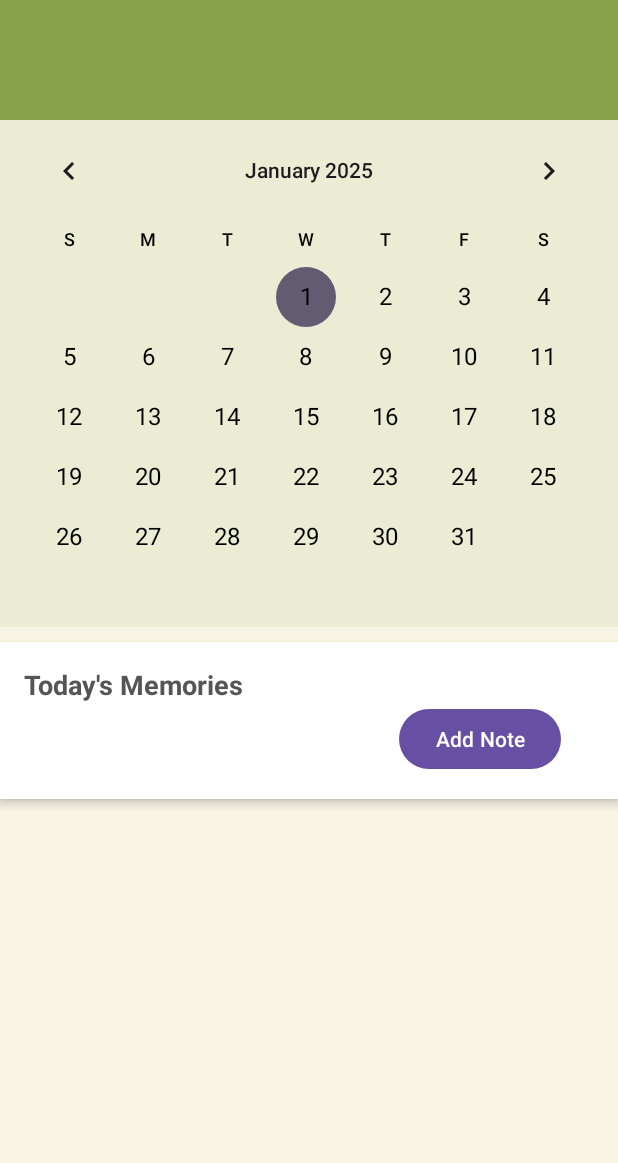
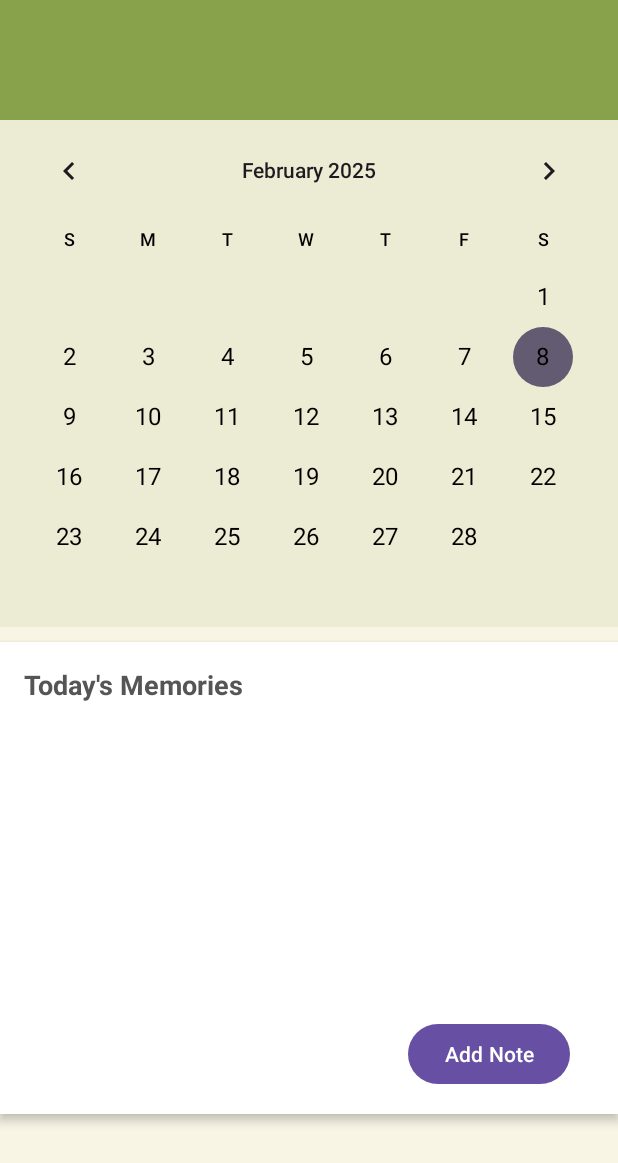
Before and after one commit to katoki001/FeelSyncApp, an Android app: the CalendarActivity screen opened directly, with no data from a screen before it, on a phone screen of 412 x 824 dp. Shown: the top 1163 px of the screen. Run offline under Robolectric (Android 15) with nearby library versions, the phone set to English and light mode, and no system bars; our stand-ins replace Firebase (no records; nobody signed in at launch, a user with empty details on screens opened directly).

Commit message:
changes in code

```diff
--- a/app/src/main/java/com/example/feelsync/CalendarActivity.java
+++ b/app/src/main/java/com/example/feelsync/CalendarActivity.java
@@ -1,7 +1,9 @@
 package com.example.feelsync;
 
 import android.annotation.SuppressLint;
+import android.app.Activity;
 import android.content.Intent;
+import android.graphics.Color;
 import android.os.Bundle;
 import android.util.Log;
 import android.view.View;
@@ -11,21 +13,35 @@ import android.widget.Toast;
 
 import androidx.annotation.NonNull;
 import androidx.appcompat.app.AppCompatActivity;
-
+import androidx.recyclerview.widget.LinearLayoutManager;
+import androidx.recyclerview.widget.RecyclerView;
 
 import com.example.proglish2.R;
+import com.google.firebase.database.DataSnapshot;
+import com.google.firebase.database.DatabaseError;
 import com.google.firebase.database.DatabaseReference;
 import com.google.firebase.database.FirebaseDatabase;
+import com.google.firebase.database.ValueEventListener;
 
 import java.text.SimpleDateFormat;
+import java.util.ArrayList;
 import java.util.Calendar;
+import java.util.HashMap;
 import java.util.Locale;
+import java.util.Map;
 
 public class CalendarActivity extends AppCompatActivity {
-    CalendarView calendarView;
-    Calendar calendar;
-    FirebaseDatabase firebaseDatabase;
-    DatabaseReference databaseReference;
+    private CalendarView calendarView;
+    private Calendar calendar;
+    private FirebaseDatabase firebaseDatabase;
+    private DatabaseReference databaseReference;
+    private Button addNoteButton;
+    private RecyclerView recyclerView;
+    private NoteAdapter noteAdapter;
+    private ArrayList<Note> notesList;
+    private Map<String, String> dateColorMap;
+    private String selectedDate;
+    private static final int ADD_NOTE_REQUEST = 1;
 
     @SuppressLint("MissingInflatedId")
     @Override
@@ -33,78 +49,89 @@ public class CalendarActivity extends AppCompatActivity {
         super.onCreate(savedInstanceState);
         setContentView(R.layout.activity_calendar);
 
-        Button add_note_button;
-
+        // Initialize Views
         calendarView = findViewById(R.id.calenderView);
+        addNoteButton = findViewById(R.id.add_note_button);
+        recyclerView = findViewById(R.id.recyclerView);
         calendar = Calendar.getInstance();
-
-        add_note_button = findViewById(R.id.add_note_button);
-        add_note_button.setOnClickListener(new View.OnClickListener() {
-            @Override
-            public void onClick(View v) {
-                Log.d("CalendarActivity", "Add Note button clicked.");
-
-                // Get the selected date from the CalendarView
-                long selectedDateMillis = calendarView.getDate();
-                SimpleDateFormat sdf = new SimpleDateFormat("dd/MM/yyyy", Locale.getDefault());
-                String selectedDate = sdf.format(selectedDateMillis);
-
-                // Start AddNoteActivity and pass the selected date
-                Intent intent = new Intent(CalendarActivity.this, AddNoteActivity.class);
-                intent.putExtra("SELECTED_DATE", selectedDate);
-                startActivity(intent);
-            }
-        });
-
-
 
         // Initialize Firebase
         firebaseDatabase = FirebaseDatabase.getInstance();
-        databaseReference = firebaseDatabase.getReference("dates");
+        databaseReference = firebaseDatabase.getReference("notes");
 
-        setDate(1, 1, 2025);
-        getDate();
+        // Setup RecyclerView
+        notesList = new ArrayList<>();
+        noteAdapter = new NoteAdapter(notesList);
+        recyclerView.setLayoutManager(new LinearLayoutManager(this));
+        recyclerView.setAdapter(noteAdapter);
 
-        calendarView.setOnDateChangeListener(new CalendarView.OnDateChangeListener() {
+        // Map to store colors for dates
+        dateColorMap = new HashMap<>();
+
+        // Get current date
+        selectedDate = getCurrentDate();
+
+        // Load notes from Firebase
+        loadNotesFromFirebase();
+
+        // Open AddNoteActivity with selected date
+        addNoteButton.setOnClickListener(v -> openAddNoteActivity());
+
+        // Change selected date and load notes for that date
+        calendarView.setOnDateChangeListener((view, year, month, dayOfMonth) -> {
+            selectedDate = dayOfMonth + "/" + (month + 1) + "/" + year;
+            loadNotesFromFirebase();
+        });
+    }
+
+    private void openAddNoteActivity() {
+        Intent intent = new Intent(CalendarActivity.this, AddNoteActivity.class);
+        intent.putExtra("SELECTED_DATE", selectedDate);
+        startActivityForResult(intent, ADD_NOTE_REQUEST);
+    }
+
+    private String getCurrentDate() {
+        SimpleDateFormat sdf = new SimpleDateFormat("dd/MM/yyyy", Locale.getDefault());
+        return sdf.format(calendarView.getDate());
+    }
+
+    // Load notes from Firebase
+    private void loadNotesFromFirebase() {
+        databaseReference.addValueEventListener(new ValueEventListener() {
             @Override
-            public void onSelectedDayChange(@NonNull CalendarView view, int year, int month, int dayOfMonth) {
-                // Display selected date
-                String selectedDate = dayOfMonth + "/" + (month + 1) + "/" + year;
-                Toast.makeText(CalendarActivity.this, selectedDate, Toast.LENGTH_SHORT).show();
+            public void onDataChange(@NonNull DataSnapshot snapshot) {
+                notesList.clear();
+                dateColorMap.clear();
 
-                // Save the selected date to Firebase
-                saveDateToFirebase(selectedDate);
+                for (DataSnapshot noteSnapshot : snapshot.getChildren()) {
+                    Note note = noteSnapshot.getValue(Note.class);
+                    if (note != null) {
+                        notesList.add(note);
+                        dateColorMap.put(note.date, note.emotion);
+                    }
+                }
+                noteAdapter.notifyDataSetChanged();
+                updateCalendarColors();
+            }
+
+            @Override
+            public void onCancelled(@NonNull DatabaseError error) {
+                Log.e("CalendarActivity", "Failed to load notes", error.toException());
             }
         });
     }
 
-    public void getDate() {
-        long date = calendarView.getDate();
-        SimpleDateFormat simpleDateFormat = new SimpleDateFormat("dd/MM/yy", Locale.getDefault());
-        calendar.setTimeInMillis(date);
-        String selected_data = simpleDateFormat.format(calendar.getTime());
-        Toast.makeText(this, selected_data, Toast.LENGTH_SHORT).show();
+    // Change calendar day colors based on selected emotion
+    private void updateCalendarColors() {
+        for (Map.Entry<String, String> entry : dateColorMap.entrySet()) {
+            String color = entry.getValue();
+            if (color.contains("Red")) {
+                calendarView.setBackgroundColor(Color.RED);
+            } else if (color.contains("Blue")) {
+                calendarView.setBackgroundColor(Color.BLUE);
+            } else if (color.contains("Green")) {
+                calendarView.setBackgroundColor(Color.GREEN);
+            }
+        }
     }
-
-    public void setDate(int day, int month, int year) {
-        calendar.set(Calendar.YEAR, year);
-        calendar.set(Calendar.MONTH, month - 1);
-        calendar.set(Calendar.DAY_OF_MONTH, day);
-        long milli = calendar.getTimeInMillis();
-        calendarView.setDate(milli);
-    }
-
-    // Method to save selected date to Firebase
-    private void saveDateToFirebase(String date) {
-        String id = databaseReference.push().getKey(); // Generate a unique key for each entry
-        if (id != null) {
-            // Save date under the unique key
-            databaseReference.child(id).setValue(date).addOnCompleteListener(task -> {
-                if (task.isSuccessful()) {
-                    Toast.makeText(CalendarActivity.this, "Date saved to Firebase", Toast.LENGTH_SHORT).show();
-                } else {
-                    Toast.makeText(CalendarActivity.this, "Failed to save date", Toast.LENGTH_SHORT).show();
-                }});}}
-
-
 }
--- /dev/null
+++ b/app/src/main/java/com/example/feelsync/NoteAdapter.java
@@ -0,0 +1,67 @@
+package com.example.feelsync;
+
+import android.graphics.Color;
+import android.view.LayoutInflater;
+import android.view.View;
+import android.view.ViewGroup;
+import android.widget.TextView;
+
+import androidx.annotation.NonNull;
+import androidx.recyclerview.widget.RecyclerView;
+
+import com.example.proglish2.R;
+
+import java.util.List;
+
+public class NoteAdapter extends RecyclerView.Adapter<NoteAdapter.NoteViewHolder> {
+    private List<Note> notesList;
+
+    public NoteAdapter(List<Note> notesList) {
+        this.notesList = notesList;
+    }
+
+    @NonNull
+    @Override
+    public NoteViewHolder onCreateViewHolder(@NonNull ViewGroup parent, int viewType) {
+        View view = LayoutInflater.from(parent.getContext()).inflate(R.layout.item_note, parent, false);
+        return new NoteViewHolder(view);
+    }
+
+    @Override
+    public void onBindViewHolder(@NonNull NoteViewHolder holder, int position) {
+        Note note = notesList.get(position);
+        holder.dateTextView.setText(note.date);
+        holder.emotionTextView.setText(note.emotion);
+        holder.noteTextView.setText(note.note);
+
+        // Set text color based on emotion
+        holder.emotionTextView.setTextColor(getColorFromEmotion(note.emotion));
+    }
+
+    @Override
+    public int getItemCount() {
+        return notesList.size();
+    }
+
+    static class NoteViewHolder extends RecyclerView.ViewHolder {
+        TextView dateTextView, emotionTextView, noteTextView;
+
+        public NoteViewHolder(@NonNull View itemView) {
+            super(itemView);
+            dateTextView = itemView.findViewById(R.id.date_text);
+            emotionTextView = itemView.findViewById(R.id.emotion_text);
+            noteTextView = itemView.findViewById(R.id.note_text);
+        }
+    }
+
+    private int getColorFromEmotion(String emotion) {
+        switch (emotion) {
+            case "Red/Angry": return Color.RED;
+            case "Blue/Sad": return Color.BLUE;
+            case "Green/Calm": return Color.GREEN;
+            case "Pink/Lovely": return Color.MAGENTA;
+            case "Yellow/Happy": return Color.YELLOW;
+            default: return Color.BLACK;
+        }
+    }
+}
--- a/app/src/main/res/layout/activity_calendar.xml
+++ b/app/src/main/res/layout/activity_calendar.xml
@@ -1,3 +1,4 @@
+<?xml version="1.0" encoding="utf-8"?>
 <LinearLayout xmlns:android="http://schemas.android.com/apk/res/android"
     xmlns:app="http://schemas.android.com/apk/res-auto"
     xmlns:tools="http://schemas.android.com/tools"
@@ -33,15 +34,13 @@
         android:background="#1088A24C"
         android:weekDayTextAppearance="@color/black"
         android:dateTextAppearance="@style/CustomCalendarStyle"
-    android:contentDescription="Calendar View" />
-
+        android:contentDescription="Calendar View" />
 
     <!-- Today Section -->
     <LinearLayout
         android:id="@+id/today_section"
         android:layout_width="match_parent"
         android:layout_height="wrap_content"
-        android:layout_alignParentBottom="true"
         android:layout_marginBottom="10dp"
         android:background="#FFFFFF"
         android:elevation="4dp"
@@ -58,13 +57,24 @@
             android:textSize="18sp"
             android:textStyle="bold" />
 
+        <!-- RecyclerView for Notes -->
+        <androidx.recyclerview.widget.RecyclerView
+            android:id="@+id/recyclerView"
+            android:layout_width="match_parent"
+            android:layout_height="200dp"
+            android:scrollbars="vertical"
+            android:paddingTop="8dp"
+            android:paddingBottom="8dp"
+            app:layoutManager="androidx.recyclerview.widget.LinearLayoutManager"/>
+
         <!-- Add Button -->
         <Button
             android:id="@+id/add_note_button"
             android:layout_width="wrap_content"
             android:layout_height="wrap_content"
             android:text="Add Note"
-            android:layout_marginLeft="250dp"/>
-
+            android:layout_gravity="right"
+            android:layout_marginTop="10dp"
+            android:layout_marginEnd="16dp"/>
     </LinearLayout>
 </LinearLayout>
--- a/app/src/main/res/layout/activity_mainpage.xml
+++ b/app/src/main/res/layout/activity_mainpage.xml
@@ -23,7 +23,7 @@
         android:layout_height="wrap_content"
         android:layout_margin="8dp"
         android:text="Settings"
-        app:layout_constraintStart_toStartOf="parent"
+        app:layout_constraintStart_toStartOf="@id/Instructionbtn"
         app:layout_constraintEnd_toEndOf="parent"
         app:layout_constraintBottom_toTopOf="@+id/Aibtn" />
 
--- a/app/src/main/res/layout/activity_settings.xml
+++ b/app/src/main/res/layout/activity_settings.xml
@@ -44,6 +44,7 @@
                 android:src="@drawable/user" />
 
             <TextView
+                android:id="@+id/user_name"
                 android:layout_width="wrap_content"
                 android:layout_height="wrap_content"
                 android:layout_marginTop="10dp"
@@ -53,6 +54,7 @@
                 android:textStyle="bold" />
 
             <androidx.appcompat.widget.AppCompatButton
+                android:id="@+id/edit_profile"
                 android:layout_width="wrap_content"
                 android:layout_height="40dp"
                 android:layout_marginTop="20dp"
--- a/build.gradle
+++ b/build.gradle
@@ -5,6 +5,7 @@ buildscript {
     }
     dependencies {
         classpath("com.android.tools.build:gradle:8.7.2") // Use the latest Gradle Plugin version
-        classpath("com.google.gms:google-services:4.4.2") // Use a newer version (see below)
+        classpath("com.google.gms:google-services:4.4.2")
+        classpath 'com.google.gms:google-services:4.3.10'// Use a newer version (see below)
     }
 }
--- a/gradle/libs.versions.toml
+++ b/gradle/libs.versions.toml
@@ -20,6 +20,7 @@ recyclerview = "1.4.0"
 coreKtx = "1.15.0"
 kotlin = "1.9.24"
 firebaseDatabase = "21.0.0"
+firebaseStorage = "21.0.1"
 
 [libraries]
 activity-ktx = { module = "androidx.activity:activity-ktx", version.ref = "activityKtx" }
@@ -41,6 +42,7 @@ material-v190 = { module = "com.google.android.material:material", version.ref =
 recyclerview = { module = "androidx.recyclerview:recyclerview", version.ref = "recyclerview" }
 core-ktx = { group = "androidx.core", name = "core-ktx", version.ref = "coreKtx" }
 firebase-database = { group = "com.google.firebase", name = "firebase-database", version.ref = "firebaseDatabase" }
+firebase-storage = { group = "com.google.firebase", name = "firebase-storage", version.ref = "firebaseStorage" }
 
 [plugins]
 android-application = { id = "com.android.application", version.ref = "agp" }
```
Also changed, not shown: app/build.gradle (+7 -1 lines), app/src/main/AndroidManifest.xml (+8 -2 lines), app/src/main/java/com/example/feelsync/MainPageActivity.java (+14 -11 lines), app/src/main/java/com/example/feelsync/Note.java (added, +23 -0 lines), app/src/main/java/com/example/feelsync/SettingsActivity.java (+49 -16 lines), app/src/main/res/layout/item_note.xml (added, +33 -0 lines), app/src/main/java/com/example/feelsync/AddNoteActivity.java (line endings or trailing spaces).
